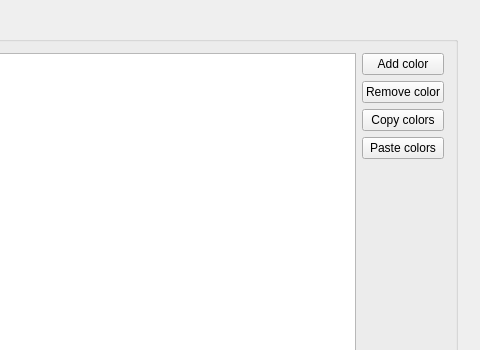
Old version of the form src/ui/qgsoptionsbase.ui in the repository qgis/QGIS; both pictures show x 320 to 800 and y 0 to 350 of the 800 by 600 pixel window.
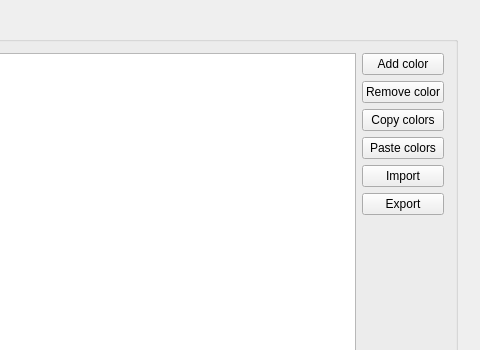
New version of the form. The open tabs and pages were chosen to show the change. Icons and pictures are not drawn. Custom widgets are drawn as their Qt base class.

Commit message: Allow importing and exporting to GIMP palette file (gpl) from color list

What changed in the file:
```diff
--- a/src/ui/qgsoptionsbase.ui
+++ b/src/ui/qgsoptionsbase.ui
@@ -2288,6 +2288,13 @@
                     </property>
                    </widget>
                   </item>
+                  <item row="5" column="1">
+                   <widget class="QPushButton" name="mButtonExportColors">
+                    <property name="text">
+                     <string>Export</string>
+                    </property>
+                   </widget>
+                  </item>
                   <item row="0" column="1">
                    <widget class="QPushButton" name="mButtonAddColor">
                     <property name="text">
@@ -2302,10 +2309,7 @@
                     </property>
                    </widget>
                   </item>
-                  <item row="0" column="0" rowspan="6">
-                   <widget class="QgsColorSchemeList" name="mTreeCustomColors"/>
-                  </item>
-                  <item row="4" column="1">
+                  <item row="6" column="1">
                    <spacer name="verticalSpacer_12">
                     <property name="orientation">
                      <enum>Qt::Vertical</enum>
@@ -2325,6 +2329,16 @@
                     </property>
                    </widget>
                   </item>
+                  <item row="4" column="1">
+                   <widget class="QPushButton" name="mButtonImportColors">
+                    <property name="text">
+                     <string>Import</string>
+                    </property>
+                   </widget>
+                  </item>
+                  <item row="0" column="0" rowspan="8">
+                   <widget class="QgsColorSchemeList" name="mTreeCustomColors"/>
+                  </item>
                  </layout>
                 </widget>
                </item>
```
Left out of the diff: 189 changed lines with no effect on the pictures. The commit also changes 12 other files.
